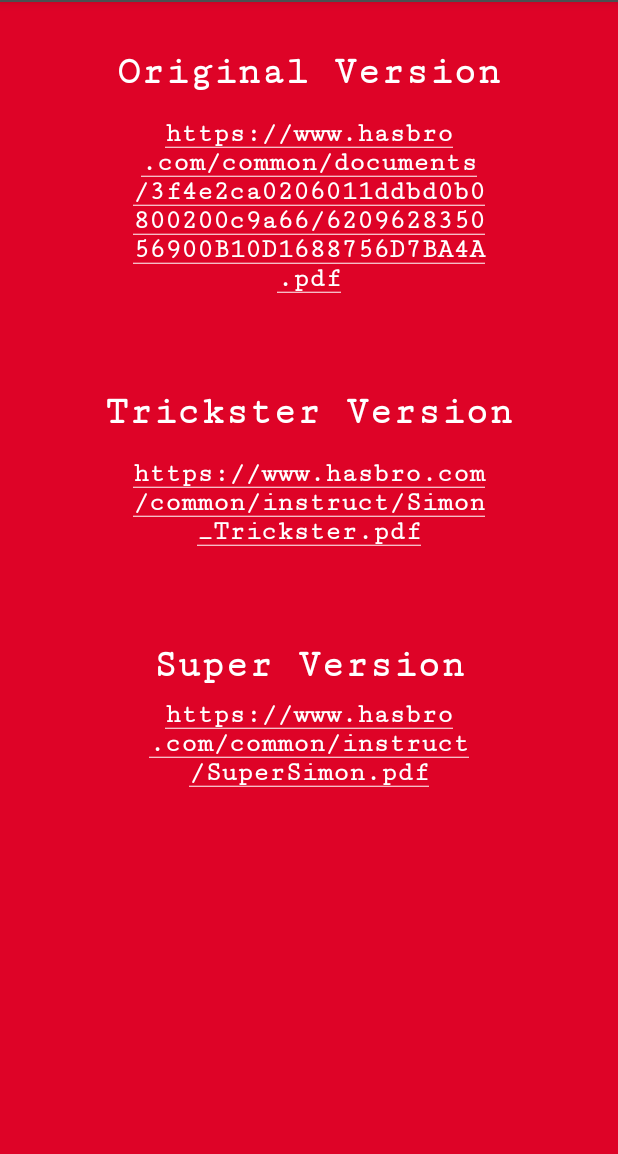
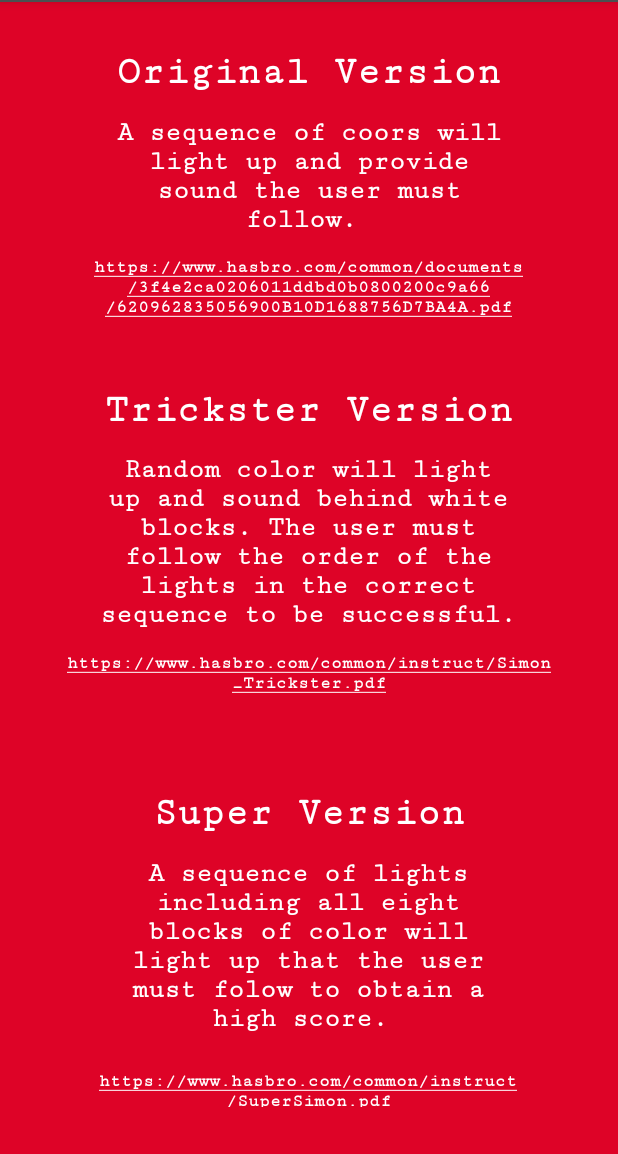
Before and after one commit to caramelnitro/SimonSays, an Android app: the RulesActivity screen opened directly, with no data from a screen before it, on a phone screen of 412 x 824 dp, the part 82-1236 px from its top. Run offline under Robolectric (Android 15) with nearby library versions, the phone set to English and light mode, and no system bars.

Commit message:
rules added

```diff
--- a/app/src/main/res/layout/activity_rules.xml
+++ b/app/src/main/res/layout/activity_rules.xml
@@ -8,56 +8,119 @@
     android:background="@color/colorRed">
 
     <TextView
+        android:id="@+id/originalRule_tv4"
+        android:layout_width="248dp"
+        android:layout_height="127dp"
+        android:layout_marginStart="8dp"
+        android:layout_marginEnd="8dp"
         android:autoLink="web"
-        android:id="@+id/originalRule_tv"
-        android:layout_width="248dp"
+        android:fontFamily="serif-monospace"
+        android:text="A sequence of lights including all eight blocks of color will light up that the user must folow to obtain a high score. "
+        android:textAlignment="center"
+        android:textColor="@color/colorAccent"
+        android:textSize="18sp"
+        android:textStyle="bold"
+        app:layout_constraintBottom_toTopOf="@+id/superRule_tv"
+        app:layout_constraintEnd_toEndOf="parent"
+        app:layout_constraintHorizontal_bias="0.496"
+        app:layout_constraintStart_toStartOf="parent"
+        app:layout_constraintTop_toBottomOf="@+id/textView5" />
+
+    <TextView
+        android:id="@+id/originalRule_tv3"
+        android:layout_width="284dp"
         android:layout_height="wrap_content"
         android:layout_marginStart="8dp"
-        android:layout_marginTop="16dp"
         android:layout_marginEnd="8dp"
+        android:autoLink="web"
         android:fontFamily="serif-monospace"
-        android:text="https://www.hasbro.com/common/documents/3f4e2ca0206011ddbd0b0800200c9a66/620962835056900B10D1688756D7BA4A.pdf"
+        android:text="Random color will light up and sound behind white blocks. The user must follow the order of the lights in the correct sequence to be successful."
         android:textAlignment="center"
+        android:textColor="@color/colorAccent"
         android:textSize="18sp"
         android:textStyle="bold"
+        app:layout_constraintBottom_toTopOf="@+id/tricksterRule_tv"
+        app:layout_constraintEnd_toEndOf="parent"
+        app:layout_constraintHorizontal_bias="0.496"
+        app:layout_constraintStart_toStartOf="parent"
+        app:layout_constraintTop_toBottomOf="@+id/textView6"
+        app:layout_constraintVertical_bias="0.012" />
+
+    <TextView
+        android:id="@+id/originalRule_tv2"
+        android:layout_width="263dp"
+        android:layout_height="wrap_content"
+        android:layout_marginStart="8dp"
+        android:layout_marginEnd="8dp"
+        android:autoLink="web"
+        android:fontFamily="serif-monospace"
+        android:text="A sequence of coors will light up and provide sound the user must follow. "
+        android:textAlignment="center"
+        android:textColor="@color/colorAccent"
+        android:textSize="18sp"
+        android:textStyle="bold"
+        app:layout_constraintBottom_toTopOf="@+id/originalRule_tv"
         app:layout_constraintEnd_toEndOf="parent"
         app:layout_constraintStart_toStartOf="parent"
         app:layout_constraintTop_toBottomOf="@+id/textView3" />
 
     <TextView
-        android:autoLink="web"
-        android:id="@+id/tricksterRule_tv"
-        android:layout_width="248dp"
+        android:id="@+id/originalRule_tv"
+        android:layout_width="342dp"
         android:layout_height="wrap_content"
         android:layout_marginStart="8dp"
-        android:layout_marginTop="16dp"
         android:layout_marginEnd="8dp"
+        android:layout_marginBottom="16dp"
+        android:autoLink="web"
+        android:fontFamily="serif-monospace"
+        android:text="https://www.hasbro.com/common/documents/3f4e2ca0206011ddbd0b0800200c9a66/620962835056900B10D1688756D7BA4A.pdf"
+        android:textAlignment="center"
+        android:textColor="@color/colorBlue"
+        android:textSize="12sp"
+        android:textStyle="bold"
+        app:layout_constraintBottom_toTopOf="@+id/textView6"
+        app:layout_constraintEnd_toEndOf="parent"
+        app:layout_constraintHorizontal_bias="0.496"
+        app:layout_constraintStart_toStartOf="parent"
+        app:layout_constraintTop_toBottomOf="@+id/originalRule_tv2" />
+
+    <TextView
+        android:id="@+id/tricksterRule_tv"
+        android:layout_width="358dp"
+        android:layout_height="45dp"
+        android:layout_marginStart="8dp"
+        android:layout_marginEnd="8dp"
+        android:layout_marginBottom="16dp"
+        android:autoLink="web"
         android:fontFamily="serif-monospace"
         android:text="https://www.hasbro.com/common/instruct/Simon_Trickster.pdf"
         android:textAlignment="center"
-        android:textSize="18sp"
+        android:textSize="12sp"
         android:textStyle="bold"
+        app:layout_constraintBottom_toTopOf="@+id/textView5"
         app:layout_constraintEnd_toEndOf="parent"
         app:layout_constraintStart_toStartOf="parent"
-        app:layout_constraintTop_toBottomOf="@+id/textView6" />
+        app:layout_constraintTop_toBottomOf="@+id/originalRule_tv3" />
 
     <TextView
+        android:id="@+id/superRule_tv"
+        android:layout_width="358dp"
+        android:layout_height="24dp"
+        android:layout_marginStart="8dp"
+        android:layout_marginEnd="8dp"
+        android:layout_marginBottom="16dp"
         android:autoLink="web"
-        android:id="@+id/superRule_tv"
-        android:layout_width="248dp"
-        android:layout_height="wrap_content"
-        android:layout_marginStart="8dp"
-        android:layout_marginTop="8dp"
-        android:layout_marginEnd="8dp"
         android:backgroundTintMode="add"
         android:fontFamily="serif-monospace"
         android:text="https://www.hasbro.com/common/instruct/SuperSimon.pdf"
         android:textAlignment="center"
-        android:textSize="18sp"
+        android:textSize="12sp"
         android:textStyle="bold"
+        app:layout_constraintBottom_toBottomOf="parent"
         app:layout_constraintEnd_toEndOf="parent"
+        app:layout_constraintHorizontal_bias="0.486"
         app:layout_constraintStart_toStartOf="parent"
-        app:layout_constraintTop_toBottomOf="@+id/textView5" />
+        app:layout_constraintTop_toBottomOf="@+id/originalRule_tv4" />
 
     <TextView
         android:id="@+id/textView3"
@@ -80,13 +143,14 @@
         android:layout_width="wrap_content"
         android:layout_height="wrap_content"
         android:layout_marginStart="8dp"
-        android:layout_marginTop="64dp"
+        android:layout_marginTop="16dp"
         android:layout_marginEnd="8dp"
         android:fontFamily="serif-monospace"
         android:text="Super Version"
         android:textColor="@color/colorAccent"
         android:textSize="26sp"
         android:textStyle="bold"
+        app:layout_constraintBottom_toTopOf="@+id/originalRule_tv4"
         app:layout_constraintEnd_toEndOf="parent"
         app:layout_constraintStart_toStartOf="parent"
         app:layout_constraintTop_toBottomOf="@+id/tricksterRule_tv" />
@@ -96,13 +160,14 @@
         android:layout_width="wrap_content"
         android:layout_height="wrap_content"
         android:layout_marginStart="8dp"
-        android:layout_marginTop="64dp"
+        android:layout_marginTop="16dp"
         android:layout_marginEnd="8dp"
         android:fontFamily="serif-monospace"
         android:text="Trickster Version"
         android:textColor="@color/colorAccent"
         android:textSize="26sp"
         android:textStyle="bold"
+        app:layout_constraintBottom_toTopOf="@+id/originalRule_tv3"
         app:layout_constraintEnd_toEndOf="parent"
         app:layout_constraintStart_toStartOf="parent"
         app:layout_constraintTop_toBottomOf="@+id/originalRule_tv" />
```
